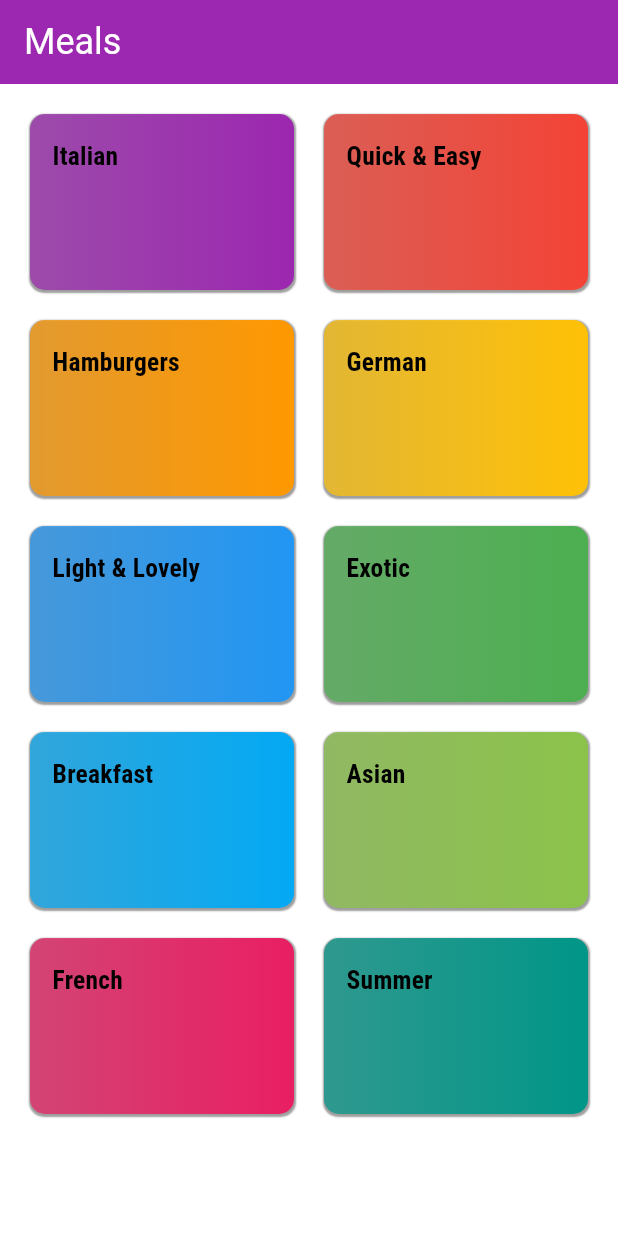
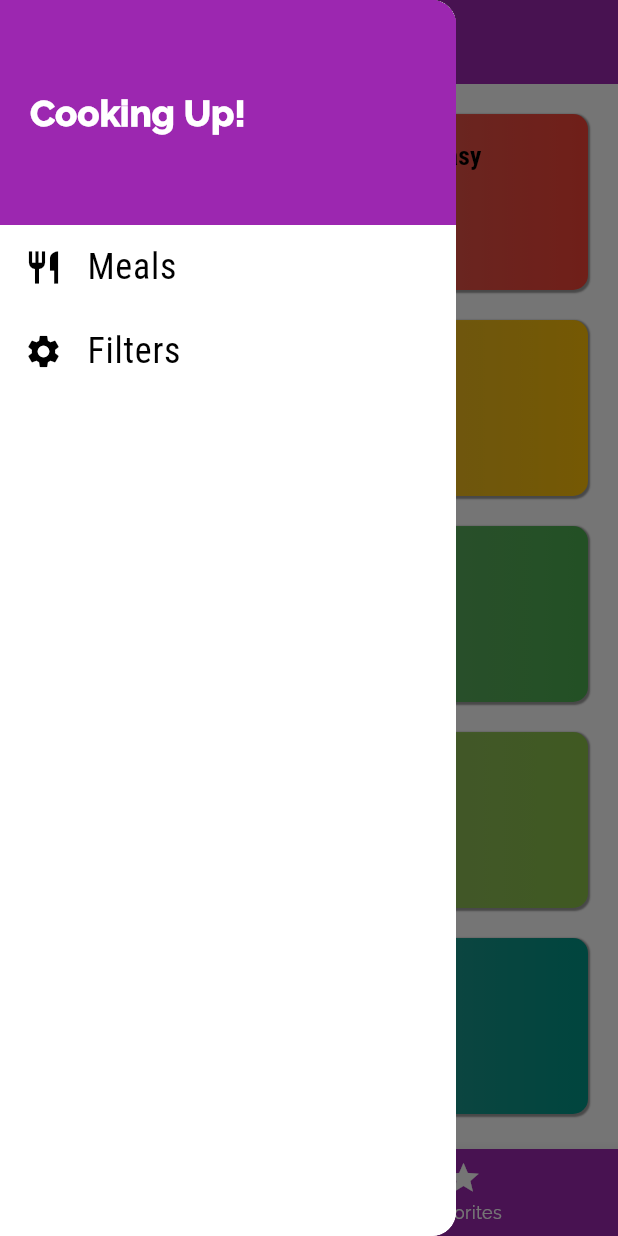
Before and after one commit to Ali-Shan11223/MealApp, a Flutter app: the screen it shows after launch, with the side drawer open (before the commit the screen has no drawer), on a phone screen of 412 x 824 dp. Run offline on Flutter 3.47's test engine with Material 2 defaults, Android fonts, the phone set to English and light mode, and no system bars.

Commit message:
branch4 complete

```diff
--- a/lib/main.dart
+++ b/lib/main.dart
@@ -1,7 +1,9 @@
 import 'package:flutter/material.dart';
 import 'package:meal_app/screens/catergories_screen.dart';
+import 'package:meal_app/screens/filters_screen.dart';
 import 'package:meal_app/screens/meal_detail_screen.dart';
 import 'package:meal_app/screens/meal_screen.dart';
+import 'package:meal_app/screens/tabs_screen.dart';
 
 void main() {
   runApp(const MyApp());
@@ -47,9 +49,10 @@ class MyApp extends StatelessWidget {
               titleTextStyle: TextStyle(color: Colors.white, fontSize: 24))),
       initialRoute: '/',
       routes: {
-        '/': (context) => const CategoriesScreen(),
+        '/': (context) => const TabsScreen(),
         MealScreen.routeName: (context) => const MealScreen(),
-        MealDetailScreen.routeName: (context) => const MealDetailScreen()
+        MealDetailScreen.routeName: (context) => const MealDetailScreen(),
+        FiltersScreen.routeName: (context) => const FiltersScreen()
       },
     );
   }
--- a/lib/screens/catergories_screen.dart
+++ b/lib/screens/catergories_screen.dart
@@ -7,11 +7,7 @@ class CategoriesScreen extends StatelessWidget {
 
   @override
   Widget build(BuildContext context) {
-    return Scaffold(
-      appBar: AppBar(
-        title: const Text('Meals'),
-      ),
-      body: GridView(
+    return GridView(
         padding: const EdgeInsets.all(20),
         gridDelegate: const SliverGridDelegateWithMaxCrossAxisExtent(
             maxCrossAxisExtent: 200,
@@ -21,7 +17,6 @@ class CategoriesScreen extends StatelessWidget {
         children: dummyData.map((data) {
           return CategoryItem(
               title: data.title, id: data.id, color: data.color);
-          }).toList()),
-    );
+        }).toList());
   }
 }
--- /dev/null
+++ b/lib/screens/tabs_screen.dart
@@ -0,0 +1,55 @@
+import 'package:flutter/material.dart';
+import 'package:meal_app/screens/catergories_screen.dart';
+import 'package:meal_app/screens/favorites_screen.dart';
+
+import '../widgets/my_drawer.dart';
+
+class TabsScreen extends StatefulWidget {
+  const TabsScreen({super.key});
+
+  @override
+  State<TabsScreen> createState() => _TabsScreenState();
+}
+
+class _TabsScreenState extends State<TabsScreen> {
+  final List<Map<String, dynamic>> screens = [
+    {'screen': const CategoriesScreen(), 'title': 'Meals'},
+    {'screen': const FavoritesScreen(), 'title': 'Favorites'}
+  ];
+  int selectedIndex = 0;
+  void selectScreen(int index) {
+    setState(() {
+      selectedIndex = index;
+    });
+  }
+
+  @override
+  Widget build(BuildContext context) {
+    return Scaffold(
+      appBar: AppBar(
+        title: Text(screens[selectedIndex]['title']),
+      ),
+      drawer: const Drawer(
+        child: MyDrawer(),
+      ),
+      body: screens[selectedIndex]['screen'],
+      bottomNavigationBar: BottomNavigationBar(
+          onTap: selectScreen,
+          currentIndex: selectedIndex,
+          backgroundColor: Theme.of(context).colorScheme.background,
+          selectedItemColor: Theme.of(context).colorScheme.secondary,
+          unselectedItemColor: Colors.white,
+          // type: BottomNavigationBarType.shifting,
+          items: const [
+            BottomNavigationBarItem(
+                // backgroundColor: Theme.of(context).backgroundColor,
+                icon: Icon(Icons.category),
+                label: 'Categories'),
+            BottomNavigationBarItem(
+                // backgroundColor: Theme.of(context).backgroundColor,
+                icon: Icon(Icons.star),
+                label: 'Favorites')
+          ]),
+    );
+  }
+}
--- /dev/null
+++ b/lib/widgets/my_drawer.dart
@@ -0,0 +1,49 @@
+import 'package:flutter/material.dart';
+import 'package:meal_app/screens/filters_screen.dart';
+
+class MyDrawer extends StatelessWidget {
+  Widget buildListTile(
+      IconData iconData, String title, VoidCallback onTapHandler) {
+    return ListTile(
+        leading: Icon(
+          iconData,
+          size: 26,
+        ),
+        title: Text(
+          title,
+          style: const TextStyle(
+            fontFamily: 'RobotoCondensed',
+            fontSize: 24,
+          ),
+        ),
+        onTap: onTapHandler);
+  }
+
+  const MyDrawer({super.key});
+
+  @override
+  Widget build(BuildContext context) {
+    return Drawer(
+      child: Column(children: [
+        Container(
+          height: 150,
+          width: double.infinity,
+          alignment: Alignment.centerLeft,
+          color: Theme.of(context).colorScheme.background,
+          padding: const EdgeInsets.all(20),
+          child: const Text(
+            'Cooking Up!',
+            style: TextStyle(
+                fontWeight: FontWeight.w900, fontSize: 24, color: Colors.white),
+          ),
+        ),
+        buildListTile(Icons.restaurant, 'Meals', () {
+          Navigator.of(context).pushReplacementNamed('/');
+        }),
+        buildListTile(Icons.settings, 'Filters', () {
+          Navigator.of(context).pushReplacementNamed(FiltersScreen.routeName);
+        })
+      ]),
+    );
+  }
+}
```
Also changed, not shown: lib/screens/favorites_screen.dart (added, +12 -0 lines), lib/screens/filters_screen.dart (added, +20 -0 lines), lib/screens/meal_detail_screen.dart (+71 -13 lines), lib/screens/meal_screen.dart (+34 -12 lines), lib/widgets/meal_item.dart (+9 -2 lines). Lines whose indentation alone changed are shown as unchanged.
